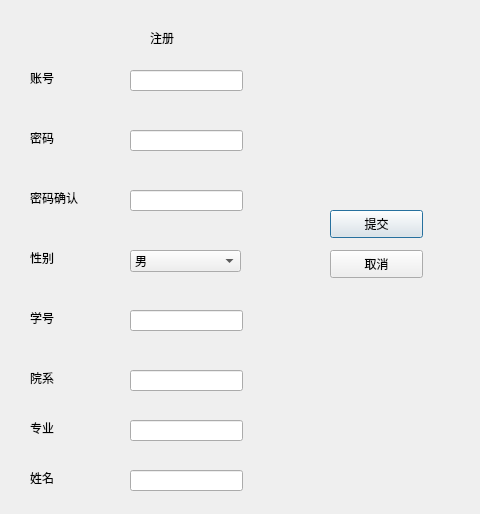
Above: qt try/ui_outline/registerdialog.ui from GhostofAdam/LibraryManagement before the change. Below: the same form after it.
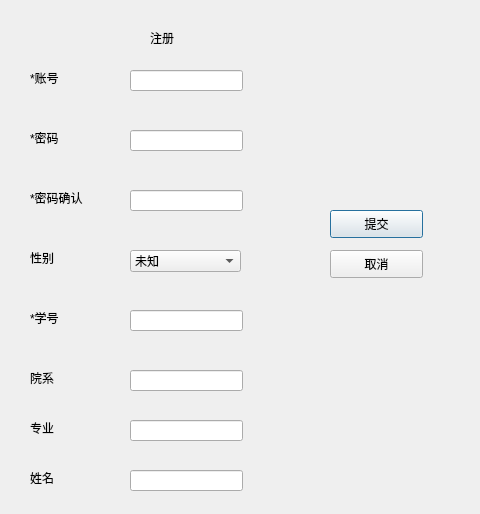
That is the form after the change.

Diff of the .ui file:
```diff
--- a/qt try/ui_outline/registerdialog.ui
+++ b/qt try/ui_outline/registerdialog.ui
@@ -82,7 +82,7 @@
     </rect>
    </property>
    <property name="text">
-    <string>账号</string>
+    <string>*账号</string>
    </property>
   </widget>
   <widget class="QLabel" name="label_3">
@@ -95,7 +95,7 @@
     </rect>
    </property>
    <property name="text">
-    <string>密码</string>
+    <string>*密码</string>
    </property>
   </widget>
   <widget class="QLabel" name="label_4">
@@ -108,7 +108,7 @@
     </rect>
    </property>
    <property name="text">
-    <string>密码确认</string>
+    <string>*密码确认</string>
    </property>
   </widget>
   <widget class="QLabel" name="label_5">
@@ -134,7 +134,7 @@
     </rect>
    </property>
    <property name="text">
-    <string>学号</string>
+    <string>*学号</string>
    </property>
   </widget>
   <widget class="QComboBox" name="sex">
@@ -146,6 +146,11 @@
      <height>22</height>
     </rect>
    </property>
+   <item>
+    <property name="text">
+     <string>未知</string>
+    </property>
+   </item>
    <item>
     <property name="text">
      <string>男</string>
```
